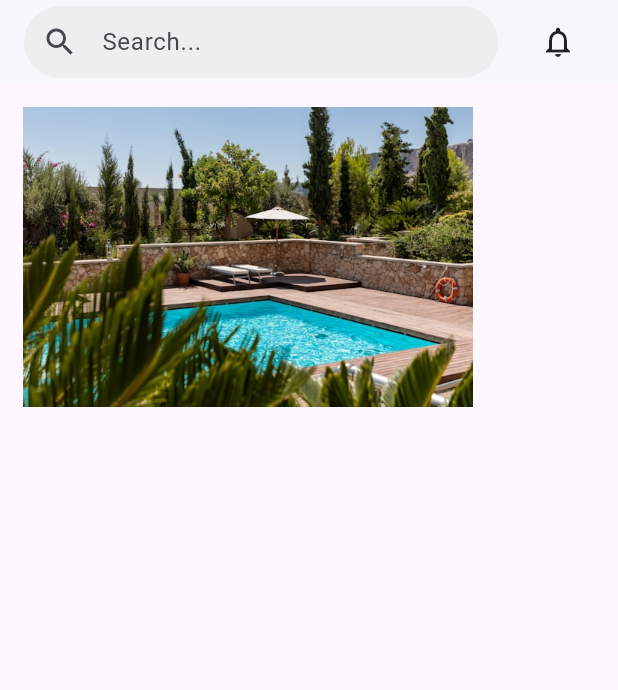
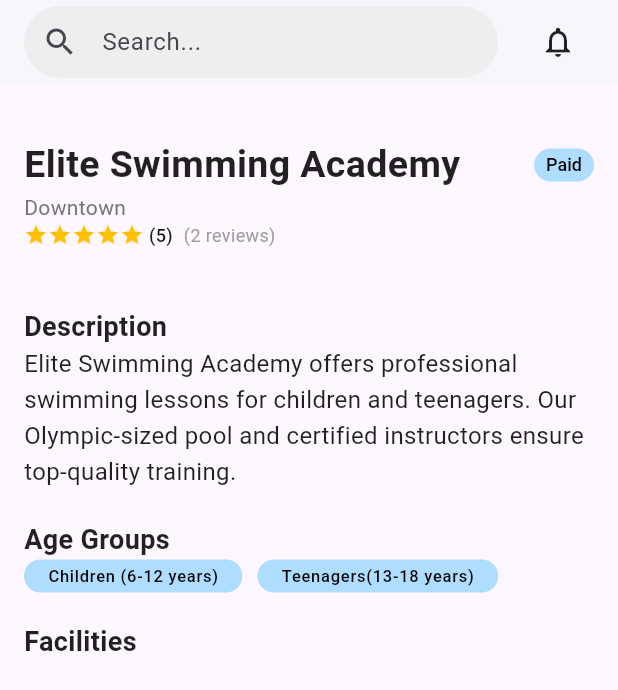
Before and after one commit to MTS-Services/Batteryqk_web-version-App-, a Flutter app: the screen it shows after launch, on a phone screen of 412 x 824 dp. Shown: the top 690 px of the screen. Run offline on Flutter 3.47's test engine with Material 3 defaults, Android fonts, the phone set to English and light mode, and no system bars; our stand-ins replace dropdown_button2.

Commit message:
Listing details on going

```diff
--- /dev/null
+++ b/lib/common/styles/styles.dart
@@ -0,0 +1,58 @@
+import 'package:flutter/material.dart';
+
+/// Custom large title text
+class CustomTitleText extends StatelessWidget {
+  final String text;
+
+  const CustomTitleText(this.text, {super.key});
+
+  @override
+  Widget build(BuildContext context) {
+    return Text(
+      text,
+      style: const TextStyle(
+        fontSize: 25,
+        fontWeight: FontWeight.w700,
+        color: Colors.black87,
+      ),
+    );
+  }
+}
+
+/// Custom section header text
+class CustomSectionHeaderText extends StatelessWidget {
+  final String text;
+
+  const CustomSectionHeaderText(this.text, {super.key});
+
+  @override
+  Widget build(BuildContext context) {
+    return Text(
+      text,
+      style: const TextStyle(
+        fontSize: 18,
+        fontWeight: FontWeight.bold,
+        color: Colors.black87,
+      ),
+    );
+  }
+}
+
+/// Custom paragraph/body text
+class CustomParagraphText extends StatelessWidget {
+  final String text;
+
+  const CustomParagraphText(this.text, {super.key});
+
+  @override
+  Widget build(BuildContext context) {
+    return Text(
+      text,
+      style: const TextStyle(
+        fontSize: 16,
+        height: 1.5,
+        color: Colors.black87,
+      ),
+    );
+  }
+}
--- /dev/null
+++ b/lib/common/widgets/custom_details.dart
@@ -0,0 +1,90 @@
+import 'package:batteryqk_web_app/common/styles/styles.dart';
+import 'package:batteryqk_web_app/util/colors.dart';
+import 'package:batteryqk_web_app/util/text_string.dart';
+import 'package:flutter/material.dart';
+
+class CustomDetails extends StatelessWidget {
+  const CustomDetails({super.key});
+
+  @override
+  Widget build(BuildContext context) {
+    int starCount = 5;
+    return Column(
+      mainAxisAlignment: MainAxisAlignment.start,
+      children: [
+        Row(
+          mainAxisAlignment: MainAxisAlignment.spaceBetween,
+          children: [
+            CustomTitleText(AppText.academies1Title),
+            Badge(label: Text('Paid'),
+            backgroundColor: AppColor.appLightGreenColor,
+            textColor: Colors.black,
+              textStyle: TextStyle(
+                fontWeight: FontWeight.w500,
+                fontSize: 12
+              ),
+              padding: EdgeInsets.symmetric(vertical: 4,horizontal: 8),
+
+            )
+
+          ],
+        ),
+        Align(
+            alignment: Alignment.centerLeft,
+            child: Text('Downtown',style: TextStyle(color: Colors.grey.shade600),)),
+        Column(
+          mainAxisSize: MainAxisSize.min,
+          crossAxisAlignment: CrossAxisAlignment.start,
+          children: [
+            Row(
+              children: [
+                Row(
+                  mainAxisSize: MainAxisSize.min,
+                  children: List.generate(starCount, (index) {
+                    return const Icon(
+                      Icons.star,
+                      color: Colors.amber,
+                      size: 16,
+                    );
+                  }),
+                ),
+                Text(
+                  ' ($starCount)',
+                  style: const TextStyle(fontSize: 12, fontWeight: FontWeight.w500),
+                ),
+                const SizedBox(width: 4),
+                const Text(
+                  ' (2 reviews)',
+                  style: TextStyle(fontSize: 12, color: Colors.grey),
+                ),
+              ],
+            ),
+            SizedBox(height: 40),
+            CustomSectionHeaderText('Description'),
+            CustomParagraphText(AppText.academies1Details),
+            SizedBox(height: 20),
+            CustomSectionHeaderText('Age Groups'),
+            Row(
+              children: [
+                Badge(label: Text('Children (6-12 years)'),
+                padding: EdgeInsets.symmetric(vertical: 3,horizontal: 16),
+                backgroundColor: AppColor.appLightGreenColor,
+                textColor: Colors.black),
+                SizedBox(width:  10,),
+                Badge(label: Text('Teenagers(13-18 years)'),
+                  padding: EdgeInsets.symmetric(vertical: 3,horizontal: 16),
+                  backgroundColor: AppColor.appLightGreenColor,
+                  textColor: Colors.black),
+              ],
+            ),
+            SizedBox(height: 20),
+            CustomSectionHeaderText('Facilities'),
+
+
+
+          ],
+        )
+      ],
+    );
+  }
+}
--- a/lib/features/authentication/views/listings_details.dart
+++ b/lib/features/authentication/views/listings_details.dart
@@ -1,4 +1,5 @@
 import 'package:batteryqk_web_app/common/widgets/custom_app_bar.dart';
+import 'package:batteryqk_web_app/common/widgets/custom_details.dart';
 import 'package:batteryqk_web_app/common/widgets/custom_details_image_group.dart';
 import 'package:batteryqk_web_app/util/images_path.dart';
 import 'package:flutter/material.dart';
@@ -18,12 +19,15 @@ class _ListingsDetailsState extends State<ListingsDetails> {
         preferredSize: Size.fromHeight(kToolbarHeight),
     child: CustomAppBar(),
     ),
-      body: Padding(
-        padding: const EdgeInsets.all(15),
-        child: Column(
-          children: [
-            CustomDetailsImageGroup(),
-          ],
+      body: SingleChildScrollView(
+        child: Padding(
+          padding: const EdgeInsets.all(16),
+          child: Column(
+            children: [
+              SizedBox(height: 20),
+              CustomDetails(),
+            ],
+          ),
         ),
       ),
     );
```
Also changed, not shown: lib/common/widgets/custom_details_image_group.dart (+93 -4 lines).
